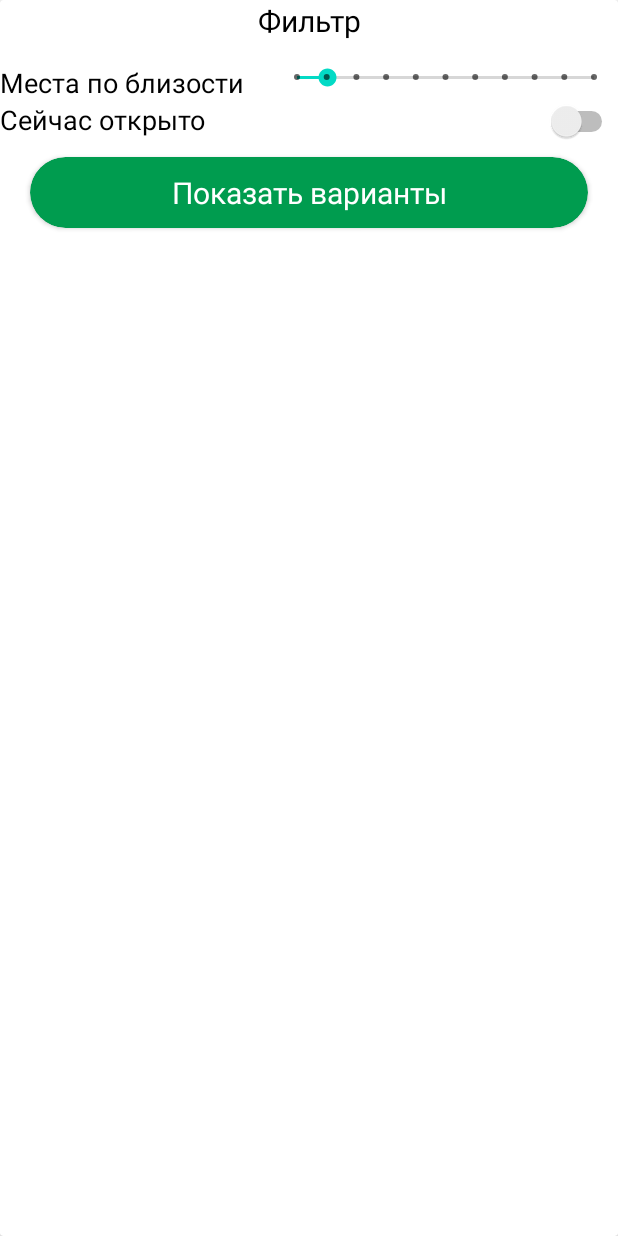
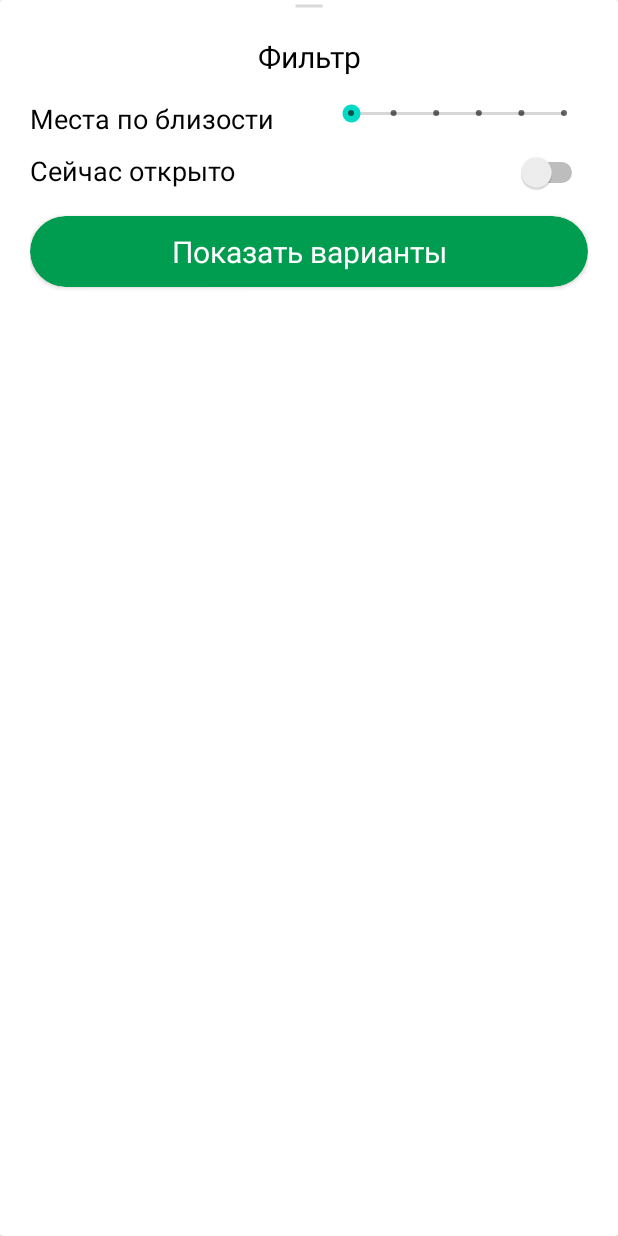
Before and after one commit to Rengerstarx/TaGOnrog, an Android app: the layout bottom_sheet_filter.xml on its own in the app's theme, with its tools: preview values and no code run, on a phone screen of 412 x 824 dp. Run offline under Robolectric (Android 15) with nearby library versions, the phone set to English and light mode, and no system bars.

Commit message:
Add filter

```diff
--- a/app/build.gradle
+++ b/app/build.gradle
@@ -50,6 +50,7 @@ dependencies {
     implementation 'com.google.android.material:material:1.11.0'
     implementation 'com.google.firebase:firebase-database:20.3.0'
     implementation 'androidx.constraintlayout:constraintlayout:2.1.4'
+    implementation 'com.google.android.gms:play-services-location:21.0.1'
     testImplementation 'junit:junit:4.13.2'
     implementation  'io.ak1:bubbletabbar:1.0.8'
     androidTestImplementation 'androidx.test.ext:junit:1.1.5'
--- a/app/src/main/AndroidManifest.xml
+++ b/app/src/main/AndroidManifest.xml
@@ -1,6 +1,10 @@
 <?xml version="1.0" encoding="utf-8"?>
 <manifest xmlns:android="http://schemas.android.com/apk/res/android"
     xmlns:tools="http://schemas.android.com/tools">
+
+    <uses-permission android:name="android.permission.ACCESS_COARSE_LOCATION"/>
+    <uses-permission android:name="android.permission.ACCESS_FINE_LOCATION"/>
+
 
     <application
         android:allowBackup="true"
--- a/app/src/main/java/com/example/taganroggo/MainActivity.kt
+++ b/app/src/main/java/com/example/taganroggo/MainActivity.kt
@@ -1,7 +1,11 @@
 package com.example.taganroggo
 
+import android.Manifest.permission.ACCESS_FINE_LOCATION
+import android.content.pm.PackageManager
 import androidx.appcompat.app.AppCompatActivity
 import android.os.Bundle
+import androidx.core.app.ActivityCompat
+import androidx.core.content.ContextCompat
 import androidx.fragment.app.Fragment
 import com.example.taganroggo.databinding.ActivityMainBinding
 import com.google.firebase.FirebaseApp
--- /dev/null
+++ b/app/src/main/res/drawable/ic_line.xml
@@ -0,0 +1,5 @@
+<vector android:height="24dp" android:tint="#D9D9D9"
+    android:viewportHeight="24" android:viewportWidth="24"
+    android:width="24dp" xmlns:android="http://schemas.android.com/apk/res/android">
+    <path android:fillColor="@android:color/white" android:pathData="M3,3h18v2H3z"/>
+</vector>
--- a/app/src/main/res/layout/bottom_sheet_filter.xml
+++ b/app/src/main/res/layout/bottom_sheet_filter.xml
@@ -7,7 +7,15 @@
     <LinearLayout
         android:layout_width="match_parent"
         android:layout_height="match_parent"
-        android:orientation="vertical">
+        android:orientation="vertical"
+        android:layout_marginLeft="20dp"
+        android:layout_marginRight="20dp">
+
+        <ImageView
+            android:id="@+id/imageView"
+            android:layout_width="match_parent"
+            android:layout_height="wrap_content"
+            app:srcCompat="@drawable/ic_line"/>
 
         <TextView
             android:id="@+id/textTitle"
@@ -29,7 +37,7 @@
                 android:id="@+id/textView3"
                 android:layout_width="0dp"
                 android:layout_height="wrap_content"
-                android:layout_weight="0.35"
+                android:layout_weight="0.55"
                 android:text="Места по близости"
                 android:textColor="@color/black"
                 android:textSize="18sp" />
@@ -40,8 +48,8 @@
                 android:layout_width="wrap_content"
                 android:layout_height="wrap_content"
                 android:layout_weight="0.35"
-                android:max="10"
-                android:progress="1" />
+                android:max="5"
+                android:progress="0" />
 
 
         </LinearLayout>
@@ -49,7 +57,8 @@
         <LinearLayout
             android:layout_width="match_parent"
             android:layout_height="wrap_content"
-            android:orientation="horizontal">
+            android:orientation="horizontal"
+            android:layout_marginTop="10dp">
 
             <TextView
                 android:id="@+id/textView4"
@@ -68,13 +77,13 @@
         </LinearLayout>
 
         <androidx.cardview.widget.CardView
+            android:id="@+id/buttonFilter"
             android:layout_width="match_parent"
             android:layout_height="wrap_content"
             android:backgroundTint="@color/mainGreen"
             app:cardCornerRadius="30dp"
-            android:layout_marginTop="10dp"
-            android:layout_marginLeft="20dp"
-            android:layout_marginRight="20dp">
+            android:layout_marginTop="15dp"
+            android:layout_marginBottom="10dp">
 
             <TextView
                 android:id="@+id/textView2"
@@ -85,7 +94,7 @@
                 android:text="Показать варианты"
                 android:paddingTop="10dp"
                 android:paddingBottom="10dp"
-                android:textSize="20sp"/>
+                android:textSize="20sp" />
         </androidx.cardview.widget.CardView>
 
 
--- a/app/src/main/res/layout/fragment_place_list.xml
+++ b/app/src/main/res/layout/fragment_place_list.xml
@@ -4,6 +4,7 @@
     xmlns:app="http://schemas.android.com/apk/res-auto"
     android:layout_width="match_parent"
     android:layout_height="match_parent"
+    android:background = "@drawable/gradi"
     tools:context=".PlaceList">
 
     <androidx.recyclerview.widget.RecyclerView
```
Also changed, not shown: app/src/main/java/com/example/taganroggo/Adapters/PlaceAdapter.kt (+4 -8 lines), app/src/main/java/com/example/taganroggo/PlaceList.kt (+99 -0 lines), app/src/main/res/drawable/gradi.xml (added, +8 -0 lines), app/src/main/res/layout/place.xml (+6 -3 lines).
